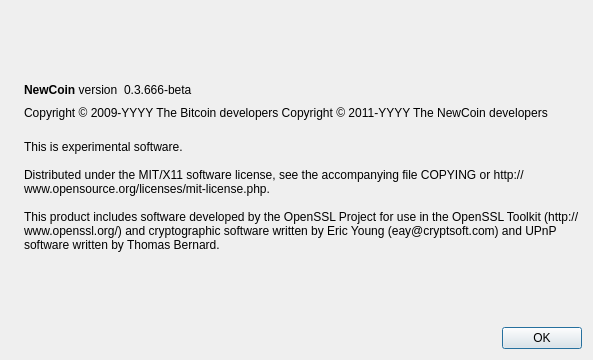
WhisperCoin/NewCoin, file src/qt/forms/aboutdialog.ui: the form before one commit.
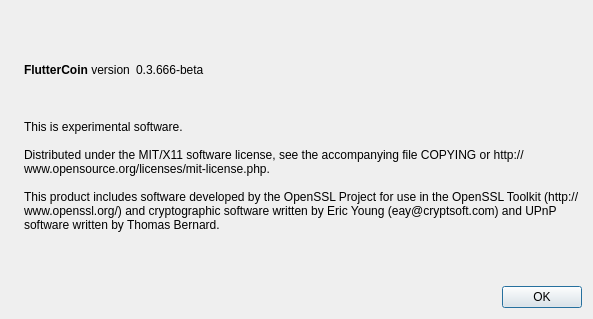
The form after the commit. Icons and pictures are not drawn.

Diff of the .ui file:
```diff
--- a/src/qt/forms/aboutdialog.ui
+++ b/src/qt/forms/aboutdialog.ui
@@ -7,7 +7,7 @@
     <x>0</x>
     <y>0</y>
     <width>593</width>
-    <height>360</height>
+    <height>319</height>
    </rect>
   </property>
   <property name="windowTitle">
@@ -50,7 +50,7 @@
           <cursorShape>IBeamCursor</cursorShape>
          </property>
          <property name="text">
-          <string>&lt;b&gt;NewCoin&lt;/b&gt; version</string>
+          <string>&lt;b&gt;FlutterCoin&lt;/b&gt; version</string>
          </property>
          <property name="textInteractionFlags">
           <set>Qt::LinksAccessibleByMouse|Qt::TextSelectableByKeyboard|Qt::TextSelectableByMouse</set>
@@ -91,11 +91,9 @@
         <cursorShape>IBeamCursor</cursorShape>
        </property>
        <property name="text">
-        <string notr="true">Copyright &amp;copy; 2009-YYYY The Bitcoin developers
-Copyright &amp;copy; 2011-YYYY The NewCoin developers</string>
-       </property>
-       <property name="textFormat">
-        <enum>Qt::RichText</enum>
+        <string>Copyright © 2009-2014 The BitCoin developers</string>
+        <string>Copyright © 2012-2014 The NovaCoin developers</string>
+        <string>Copyright © 2013-2014 The FlutterCoin developers</string>
        </property>
        <property name="textInteractionFlags">
         <set>Qt::LinksAccessibleByMouse|Qt::TextSelectableByKeyboard|Qt::TextSelectableByMouse</set>
```
Left out of the diff: 2 changed lines with no effect on the pictures.
